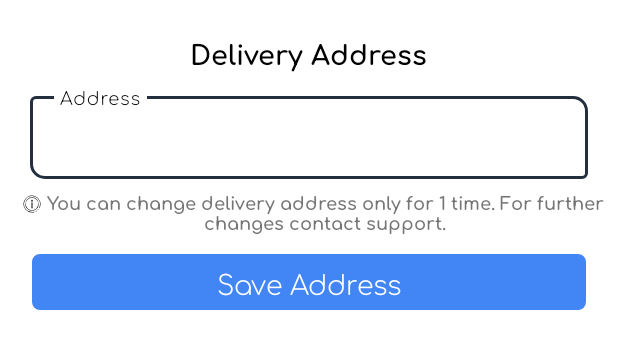
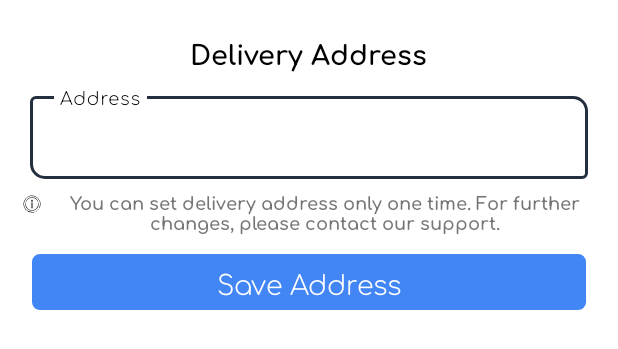
Before and after one commit to prinonbhowmik/Mulven-E-commerce-, an Android app: the layout edit_address_popup_design.xml on its own in the app's theme, with its tools: preview values and no code run, on a phone screen of 412 x 824 dp. Shown: the top 349 px of the screen. Run offline under Robolectric (Android 15) with nearby library versions, the phone set to English and light mode, and no system bars.

Commit message:
update 3

```diff
--- a/app/src/main/res/layout/edit_address_popup_design.xml
+++ b/app/src/main/res/layout/edit_address_popup_design.xml
@@ -64,7 +64,7 @@
             android:id="@+id/deliveryInfoTxt"
             android:layout_width="wrap_content"
             android:layout_height="wrap_content"
-            android:text="You can change delivery address only for 1 time. For further changes contact support."
+            android:text="You can set delivery address only one time. For further changes, please contact our support."
             android:fontFamily="@font/comfortaa_bold"
             android:gravity="center"
             android:textSize="12sp"/>
```
